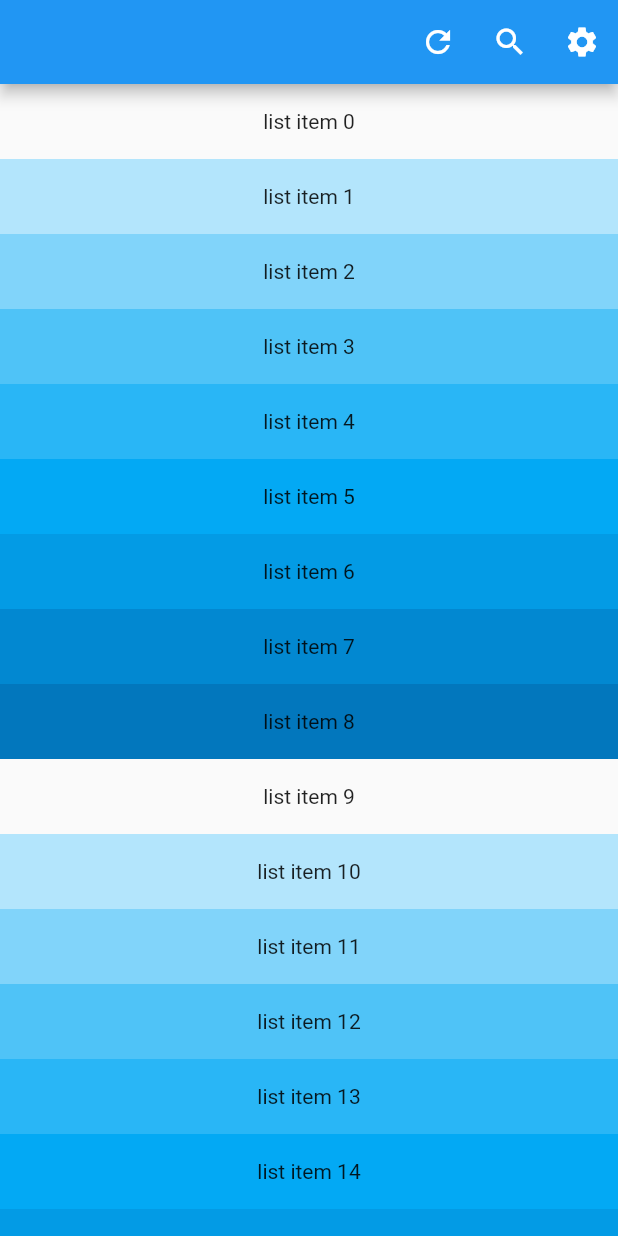
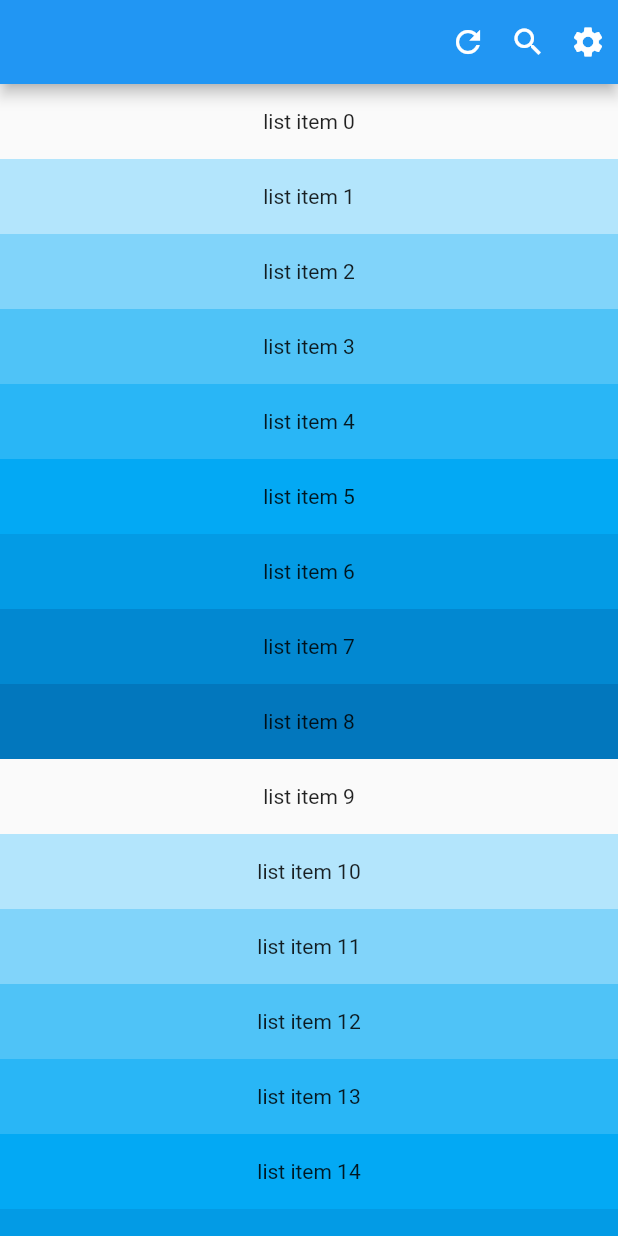
Before and after one commit to benoitjadinon/pull_to_reach, a Flutter app: the screen it shows after launch, on a phone screen of 412 x 824 dp. Run offline on Flutter 3.47's test engine with Material 2 defaults, Android fonts, the phone set to English and light mode, and no system bars.

Commit message:
update readme and fix ReachableIcon scale animation

```diff
--- a/lib/widgets/reachable_icon.dart
+++ b/lib/widgets/reachable_icon.dart
@@ -4,16 +4,20 @@ import 'package:pull_to_reach/widgets/reachable.dart';
 class ReachableIcon extends StatefulWidget {
   final Widget icon;
   final int index;
-  final double size;
   final VoidCallback onSelect;
+
   final Duration duration;
+  final EdgeInsets padding;
+  final double scaleFactor;
 
-  ReachableIcon(
-      {@required this.icon,
-      @required this.index,
-      this.size = 24,
-      @required this.onSelect,
-      this.duration = const Duration(milliseconds: 100)});
+  ReachableIcon({
+    @required this.icon,
+    @required this.index,
+    @required this.onSelect,
+    this.padding = const EdgeInsets.all(8),
+    this.duration = const Duration(milliseconds: 100),
+    this.scaleFactor = 1.25,
+  });
 
   @override
   _ReachableIconState createState() => _ReachableIconState();
@@ -22,7 +26,6 @@ class ReachableIcon extends StatefulWidget {
 class _ReachableIconState extends State<ReachableIcon>
     with TickerProviderStateMixin {
   AnimationController _animationController;
-
   Animation<double> _iconScaleAnimation;
 
   @override
@@ -35,7 +38,7 @@ class _ReachableIconState extends State<ReachableIcon>
     _iconScaleAnimation = CurvedAnimation(
       parent: _animationController,
       curve: Curves.easeInOut,
-    ).drive(Tween(begin: 1, end: 1.5));
+    );
 
     super.initState();
   }
@@ -52,16 +55,15 @@ class _ReachableIconState extends State<ReachableIcon>
           _animationController.reverse();
         }
       },
-      child: AnimatedBuilder(
-        animation: _animationController,
-        builder: (context, _) {
-          return IconButton(
-            icon: widget.icon,
-            onPressed: widget.onSelect,
-            iconSize: _iconScaleAnimation.value * widget.size,
-          );
-        },
-        child: Container(),
+      child: ScaleTransition(
+        scale: _iconScaleAnimation.drive(Tween(
+          begin: 1,
+          end: widget.scaleFactor,
+        )),
+        child: Container(
+          margin: widget.padding,
+          child: widget.icon,
+        ),
       ),
     );
   }
```
Also changed, not shown: example/lib/main.dart (+34 -116 lines), 1 other file.
